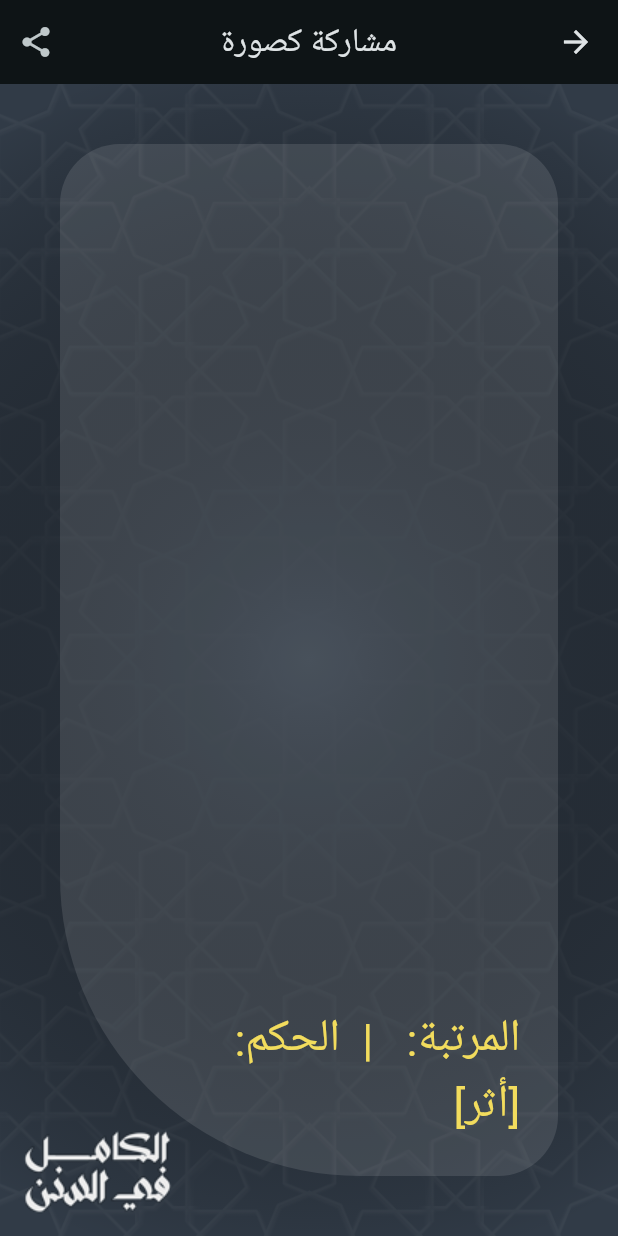
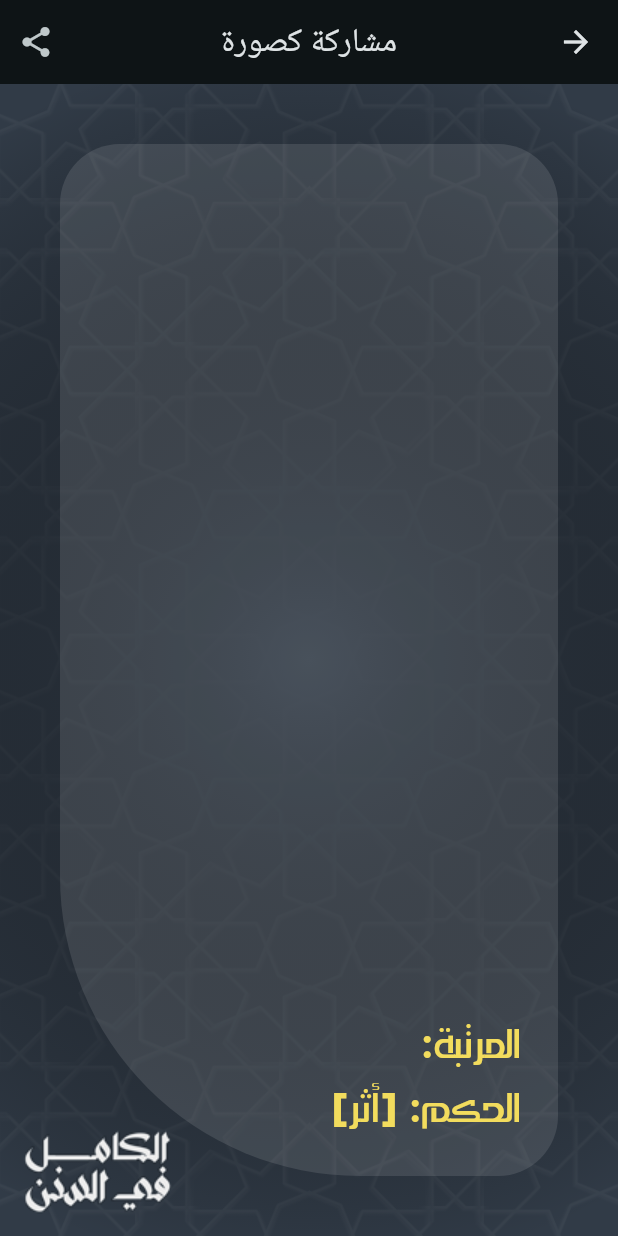
Before and after one commit to muslimpack/alkamel, a Flutter app: the ShareAsImageScreen screen opened directly with empty values, on a phone screen of 412 x 824 dp. Run offline on Flutter 3.47's test engine with Material 3 defaults, Android fonts, the phone set to English and light mode, and no system bars; our stand-ins replace auto_size_text, bloc, bot_toast, easy_debounce, equatable, file_picker and 8 more; missing offline and left inert: window_manager; accounts and stored records are empty.

Commit message:
share as image auto size text and add new fonts

```diff
--- a/alkamel/lib/src/features/share/presentation/components/hadith_as_image_card.dart
+++ b/alkamel/lib/src/features/share/presentation/components/hadith_as_image_card.dart
@@ -1,5 +1,6 @@
 // ignore_for_file: public_member_api_docs, sort_constructors_first
 import 'package:alkamel/src/features/search/data/models/hadith.dart';
+import 'package:auto_size_text/auto_size_text.dart';
 import 'package:flutter/material.dart';
 
 class HadithAsImageCard extends StatelessWidget {
@@ -60,15 +61,24 @@ class HadithAsImageCard extends StatelessWidget {
                       (hadith.rawyReference.isNotEmpty
                           ? "(${hadith.rawyReference})"
                           : ""),
-                  style: const TextStyle(fontSize: 30, color: secondaryColor),
+                  textAlign: TextAlign.center,
+                  style: const TextStyle(
+                    fontSize: 30,
+                    color: secondaryColor,
+                    fontFamily: "alhadari-medium",
+                  ),
                 ),
                 const SizedBox(height: 30),
                 Expanded(
                   child: Center(
-                    child: Text(
+                    child: AutoSizeText(
+                      maxFontSize: 80,
+                      minFontSize: 15,
                       hadith.hadith,
+                      textAlign: TextAlign.center,
                       style: const TextStyle(
-                        fontSize: 30,
+                        fontSize: 80,
+                        fontFamily: "djadli_sarkha",
                       ),
                     ),
                   ),
@@ -77,8 +87,12 @@ class HadithAsImageCard extends StatelessWidget {
                 Padding(
                   padding: const EdgeInsets.only(left: 50),
                   child: Text(
-                    "المرتبة: ${hadith.grade}  |  الحكم: [${hadith.gradeEnum.title}]",
-                    style: const TextStyle(fontSize: 30, color: secondaryColor),
+                    "المرتبة: ${hadith.grade}\nالحكم: [${hadith.gradeEnum.title}]",
+                    style: const TextStyle(
+                      fontSize: 30,
+                      color: secondaryColor,
+                      fontFamily: "alhadari-medium",
+                    ),
                   ),
                 ),
               ],
--- a/alkamel/pubspec.yaml
+++ b/alkamel/pubspec.yaml
@@ -64,6 +64,12 @@ flutter:
     - family: Amiri
       fonts:
         - asset: assets/fonts/Amiri-Regular.ttf
+    - family: djadli_sarkha
+      fonts:
+        - asset: assets/fonts/djadli_sarkha.ttf
+    - family: alhadari-medium
+      fonts:
+        - asset: assets/fonts/alhadari-medium.ttf
 
 flutter_intl:
   enabled: true
```
Also changed, not shown: alkamel/assets/fonts/alhadari-medium.ttf (added), alkamel/assets/fonts/djadli_sarkha.ttf (added).
